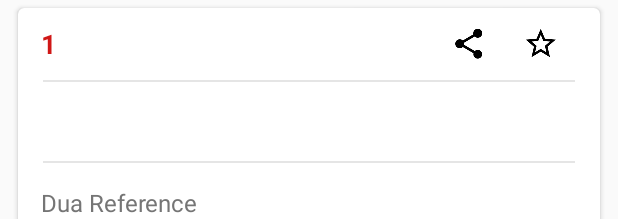
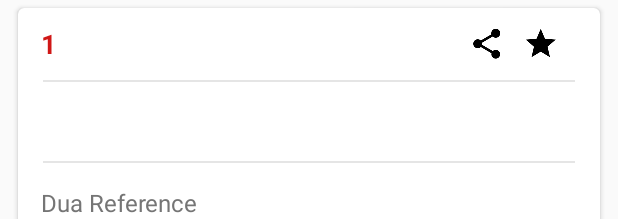
Before and after one commit to khalid-hussain/HisnulMuslim, an Android app: the layout dua_detail_item_card.xml on its own in the app's theme, with its tools: preview values and no code run, on a phone screen of 412 x 824 dp. Shown: the top 219 px of the screen. Run offline under Robolectric (Android 15) with nearby library versions, the phone set to English and light mode, and no system bars; network calls fail.

Commit message:
Added state selector to share button

```diff
--- /dev/null
+++ b/app/src/main/res/drawable/action_share_selector.xml
@@ -0,0 +1,7 @@
+<?xml version="1.0" encoding="utf-8"?>
+<selector xmlns:android="http://schemas.android.com/apk/res/android">
+    <item
+        android:drawable="@drawable/ic_share_black_24dp_red"
+        android:state_pressed="true" />
+    <item android:drawable="@drawable/ic_share_black_24dp" />
+</selector>
--- a/app/src/main/res/layout/dua_detail_item_card.xml
+++ b/app/src/main/res/layout/dua_detail_item_card.xml
@@ -43,16 +43,16 @@
 
                 <ImageButton
                     android:id="@+id/button_share"
-                    android:src="@drawable/ic_share_black_24dp"
-                    android:layout_toLeftOf="@+id/button_star"
-                    android:background="@null"
-                    android:layout_width="48dp"
-                    android:layout_height="48dp" />
+                    android:background="@drawable/action_share_selector"
+                    android:layout_width="24dp"
+                    android:layout_height="24dp"
+                    android:layout_centerVertical="true"
+                    android:layout_toLeftOf="@+id/button_star"/>
 
                 <ImageButton
                     android:id="@+id/button_star"
-                    android:src="@drawable/ic_star_border_black_24dp"
                     android:layout_alignParentRight="true"
+                    android:src="@drawable/ic_star_black_24dp"
                     android:background="@null"
                     android:layout_width="48dp"
                     android:layout_height="48dp" />
```
Also changed, not shown: app/src/main/res/drawable-hdpi/ic_share_black_24dp_red.png (added), app/src/main/res/drawable-mdpi/ic_share_black_24dp_red.png (added), app/src/main/res/drawable-xhdpi/ic_share_black_24dp_red.png (added), app/src/main/res/drawable-xxhdpi/ic_share_black_24dp_red.png (added), app/src/main/res/drawable-xxxhdpi/ic_share_black_24dp_red.png (added), 1 other file.
